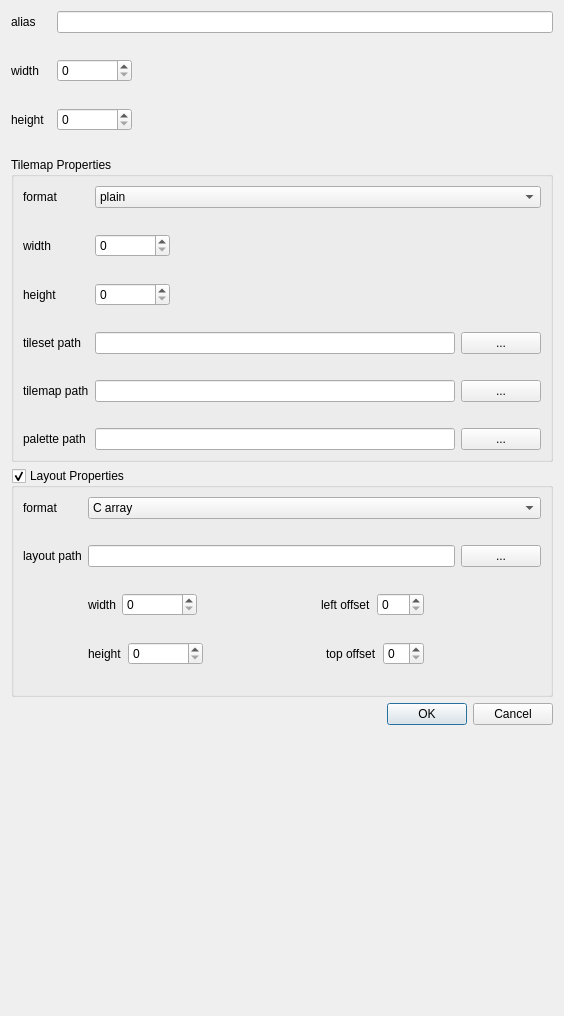
Qt form forms/regionmappropertiesdialog.ui (huderlem/porymap) before a commit.
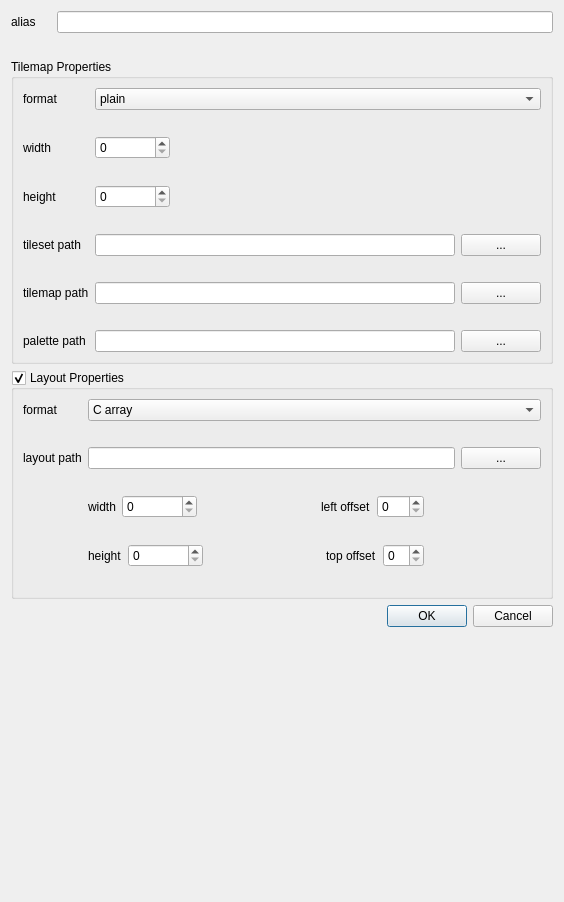
The same form after that commit.

Diff of the .ui file:
```diff
--- a/forms/regionmappropertiesdialog.ui
+++ b/forms/regionmappropertiesdialog.ui
@@ -7,7 +7,7 @@
     <x>0</x>
     <y>0</y>
     <width>564</width>
-    <height>1016</height>
+    <height>902</height>
    </rect>
   </property>
   <property name="sizePolicy">
@@ -43,27 +43,7 @@
      </property>
     </widget>
    </item>
-   <item row="4" column="1">
-    <widget class="QLabel" name="message_width">
-     <property name="styleSheet">
-      <string notr="true">color: #ff5c33</string>
-     </property>
-     <property name="text">
-      <string/>
-     </property>
-    </widget>
-   </item>
-   <item row="7" column="1">
-    <widget class="QLabel" name="message_height">
-     <property name="styleSheet">
-      <string notr="true">color: #ff5c33</string>
-     </property>
-     <property name="text">
-      <string/>
-     </property>
-    </widget>
-   </item>
-   <item row="8" column="0" colspan="2">
+   <item row="4" column="0" colspan="2">
     <widget class="QGroupBox" name="groupBox">
      <property name="title">
       <string>Tilemap Properties</string>
@@ -336,7 +316,7 @@
      </layout>
     </widget>
    </item>
-   <item row="10" column="0" colspan="2">
+   <item row="6" column="0" colspan="2">
     <widget class="QGroupBox" name="group_layout">
      <property name="title">
       <string>Layout Properties</string>
@@ -620,7 +600,7 @@
      </layout>
     </widget>
    </item>
-   <item row="13" column="0">
+   <item row="9" column="0">
     <spacer name="horizontalSpacer">
      <property name="orientation">
       <enum>Qt::Horizontal</enum>
@@ -633,7 +613,7 @@
      </property>
     </spacer>
    </item>
-   <item row="13" column="1">
+   <item row="9" column="1">
     <widget class="QDialogButtonBox" name="buttonBox">
      <property name="orientation">
       <enum>Qt::Horizontal</enum>
@@ -643,52 +623,6 @@
      </property>
     </widget>
    </item>
-   <item row="3" column="0">
-    <widget class="QLabel" name="label_2">
-     <property name="text">
-      <string>width</string>
-     </property>
-    </widget>
-   </item>
-   <item row="3" column="1">
-    <widget class="QSpinBox" name="config_width">
-     <property name="sizePolicy">
-      <sizepolicy hsizetype="Fixed" vsizetype="Fixed">
-       <horstretch>0</horstretch>
-       <verstretch>0</verstretch>
-      </sizepolicy>
-     </property>
-     <property name="minimumSize">
-      <size>
-       <width>75</width>
-       <height>0</height>
-      </size>
-     </property>
-    </widget>
-   </item>
-   <item row="6" column="0">
-    <widget class="QLabel" name="label_3">
-     <property name="text">
-      <string>height</string>
-     </property>
-    </widget>
-   </item>
-   <item row="6" column="1">
-    <widget class="QSpinBox" name="config_height">
-     <property name="sizePolicy">
-      <sizepolicy hsizetype="Fixed" vsizetype="Fixed">
-       <horstretch>0</horstretch>
-       <verstretch>0</verstretch>
-      </sizepolicy>
-     </property>
-     <property name="minimumSize">
-      <size>
-       <width>75</width>
-       <height>0</height>
-      </size>
-     </property>
-    </widget>
-   </item>
   </layout>
  </widget>
  <resources/>
```
Left out of the diff: 64 changed lines with no effect on the pictures.
